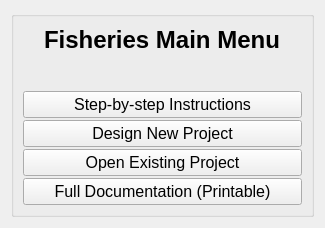
Qt form src/gui/fisheries_main_menu.ui (Ecotrust/delphos) before a commit.
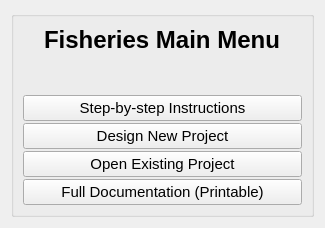
The same form after that commit.

The edit to the form file:
```diff
--- a/src/gui/fisheries_main_menu.ui
+++ b/src/gui/fisheries_main_menu.ui
@@ -106,7 +106,7 @@
                 <property name="font" >
                  <font>
                   <family>Arial</family>
-                  <pointsize>12</pointsize>
+                  <pointsize>11</pointsize>
                  </font>
                 </property>
                 <property name="text" >
@@ -119,7 +119,7 @@
                 <property name="font" >
                  <font>
                   <family>Arial</family>
-                  <pointsize>12</pointsize>
+                  <pointsize>11</pointsize>
                  </font>
                 </property>
                 <property name="text" >
@@ -132,7 +132,7 @@
                 <property name="font" >
                  <font>
                   <family>Arial</family>
-                  <pointsize>12</pointsize>
+                  <pointsize>11</pointsize>
                  </font>
                 </property>
                 <property name="text" >
@@ -145,7 +145,7 @@
                 <property name="font" >
                  <font>
                   <family>Arial</family>
-                  <pointsize>12</pointsize>
+                  <pointsize>11</pointsize>
                  </font>
                 </property>
                 <property name="text" >
```
